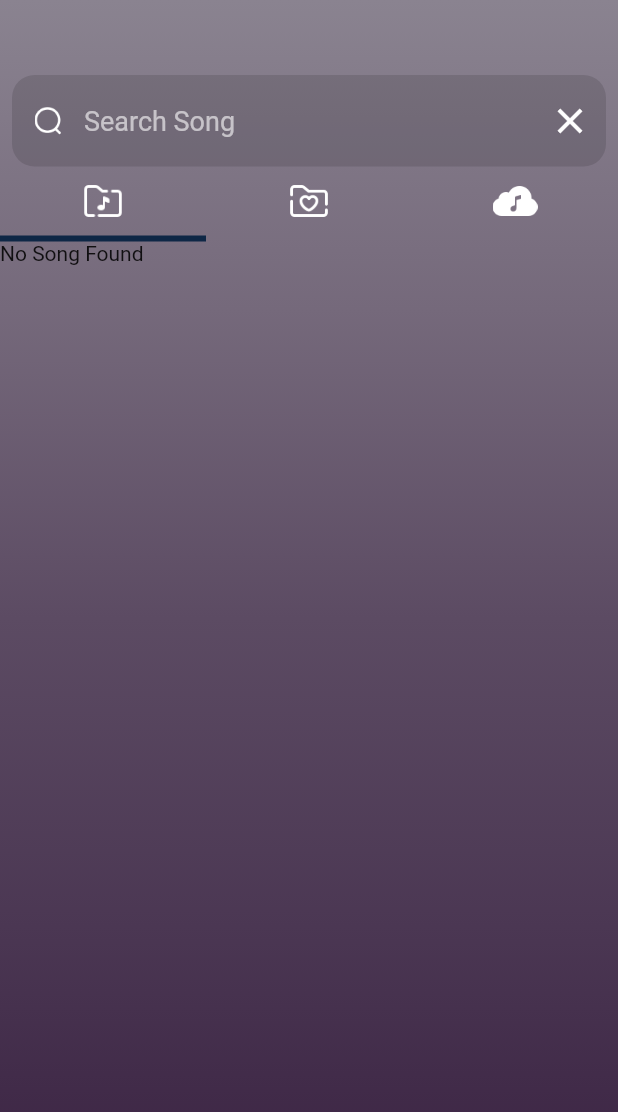
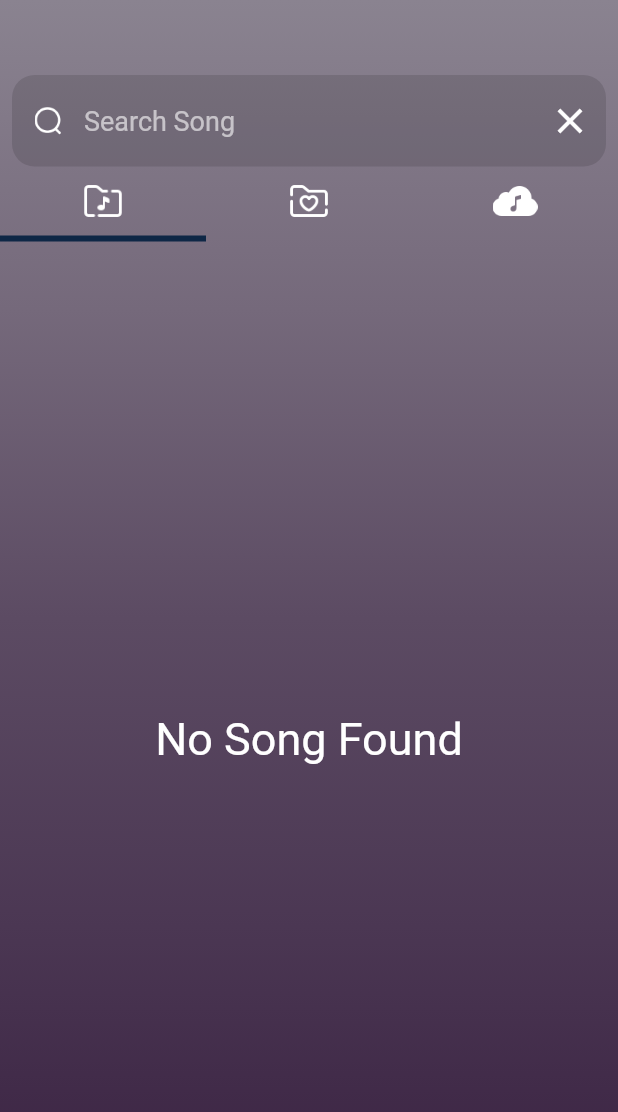
Before and after one commit to Ruchit-Bhut/my_music_player, a Flutter app: the ShowTab screen opened directly, on a phone screen of 412 x 824 dp. Shown: the top 1112 px of the screen. Run offline on Flutter 3.47's test engine with Material 2 defaults, Android fonts, the phone set to English and light mode, and no system bars; our stand-ins replace drop_shadow_image, just_audio, on_audio_query, shared_preferences, text_scroll; accounts and stored records are empty.

Commit message:
11-02-23

```diff
--- a/lib/tab/show_internal_music.dart
+++ b/lib/tab/show_internal_music.dart
@@ -18,7 +18,6 @@ class ShowInternalMusic extends StatefulWidget {
 }
 
 class _ShowInternalMusicState extends State<ShowInternalMusic> {
-
   final _audioPlayer = AudioPlayer();
 
   @override
@@ -38,7 +37,15 @@ class _ShowInternalMusicState extends State<ShowInternalMusic> {
           );
         }
         if (item.data!.isEmpty) {
-          return const Text('No Song Found');
+          return const Center(
+            child:  Text(
+              'No Song Found',
+              style: TextStyle(
+                fontSize: 30,
+                color: Colors.white,
+              ),
+            ),
+          );
         }
         return MediaQuery.removePadding(
           context: context,
@@ -47,10 +54,10 @@ class _ShowInternalMusicState extends State<ShowInternalMusic> {
             itemCount: item.data!.length,
             itemBuilder: (context, index) {
               MusicModel musicModel = MusicModel(
-                  id: item.data![index].id,
-                  songName: item.data![index].displayNameWOExt.toString(),
-                  artistName: item.data![index].artist.toString(),
-                  image: item.data![index].album.toString(),
+                id: item.data![index].id,
+                songName: item.data![index].displayNameWOExt.toString(),
+                artistName: item.data![index].artist.toString(),
+                image: item.data![index].album.toString(),
                 uri: item.data![index].uri.toString(),
                 duration: item.data![index].duration!,
               );
@@ -106,20 +113,14 @@ class _ShowInternalMusicState extends State<ShowInternalMusic> {
                   ),
                   trailing: InkWell(
                     onTap: () {
-                      if (context
-                          .read<FavSongProvider>()
-                          .isFav(musicModel)) {
-                        context
-                            .read<FavSongProvider>()
-                            .remFav(musicModel);
+                      if (context.read<FavSongProvider>().isFav(musicModel)) {
+                        context.read<FavSongProvider>().remFav(musicModel);
                       } else {
-                        context
-                            .read<FavSongProvider>()
-                            .addToFav(musicModel);
+                        context.read<FavSongProvider>().addToFav(musicModel);
                       }
                     },
                     child: context.watch<FavSongProvider>().isFav(
-                      musicModel,
+                              musicModel,
                             )
                         ? const Icon(
                             Icons.favorite,
--- a/lib/welcome_page.dart
+++ b/lib/welcome_page.dart
@@ -68,7 +68,7 @@ class _HomePageState extends State<HomePage> {
                         color: Colors.black54,
                         offset: Offset(8, 8),
                         blurRadius: 10,
-                      )
+                      ),
                     ],
                   ),
                 ),
```
Also changed, not shown: lib/play_screen.dart (+96 -3 lines).
